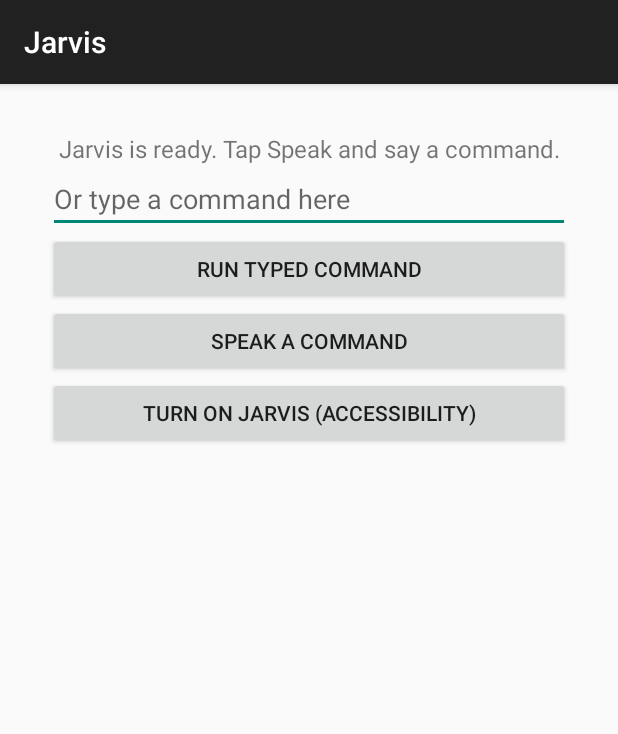
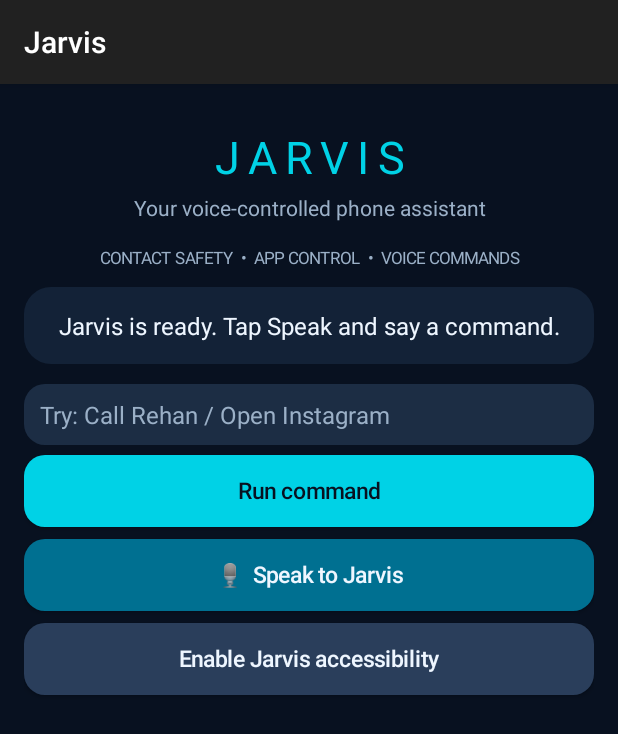
Before and after one commit to ayankhan839/jarvis, an Android app: the screen it shows after launch (MainActivity), on a phone screen of 412 x 824 dp. Shown: the top 734 px of the screen. Run offline under Robolectric (Android 15) with nearby library versions, the phone set to English and light mode, and no system bars.

Commit message:
Refresh Jarvis home screen with dark navy and cyan visual theme

```diff
--- a/app/src/main/java/com/example/jarvis/MainActivity.kt
+++ b/app/src/main/java/com/example/jarvis/MainActivity.kt
@@ -2,6 +2,8 @@ package com.example.jarvis
 
 import android.Manifest
 import android.content.Intent
+import android.graphics.Color
+import android.graphics.drawable.GradientDrawable
 import android.os.Bundle
 import android.provider.Settings
 import android.speech.tts.TextToSpeech
@@ -23,39 +25,102 @@ class MainActivity : AppCompatActivity() {
     private lateinit var listener: VoiceListener
     private lateinit var engine: JarvisEngine
 
+    private val navy = Color.rgb(8, 17, 32)
+    private val panel = Color.rgb(19, 34, 55)
+    private val cyan = Color.rgb(0, 210, 230)
+    private val white = Color.rgb(238, 246, 255)
+    private val muted = Color.rgb(155, 176, 199)
+
+    private fun rounded(color: Int, radius: Float = 18f) = GradientDrawable().apply {
+        setColor(color)
+        cornerRadius = radius * resources.displayMetrics.density
+    }
+
+    private fun actionButton(label: String, color: Int, onClick: () -> Unit) =
+        Button(this).apply {
+            text = label
+            textSize = 15f
+            isAllCaps = false
+            setTextColor(if (color == cyan) navy else white)
+            background = rounded(color, 14f)
+            setPadding(18, 12, 18, 12)
+            setOnClickListener { onClick() }
+        }
+
     override fun onCreate(savedInstanceState: Bundle?) {
         super.onCreate(savedInstanceState)
+
         status = TextView(this).apply {
             text = "Jarvis is ready. Tap Speak and say a command."
             textSize = 16f
             gravity = Gravity.CENTER
+            setTextColor(white)
+            setPadding(18, 22, 18, 22)
+            background = rounded(panel)
         }
+
         val input = EditText(this).apply {
-            hint = "Or type a command here"
+            hint = "Try: Call Rehan / Open Instagram"
             setSingleLine()
             imeOptions = EditorInfo.IME_ACTION_GO
+            textSize = 16f
+            setTextColor(white)
+            setHintTextColor(muted)
+            setPadding(16, 14, 16, 14)
+            background = rounded(Color.rgb(28, 45, 68), 14f)
         }
-        val run = Button(this).apply {
-            text = "Run typed command"
-            setOnClickListener {
-                val t = input.text.toString().trim()
-                if (t.isNotEmpty()) { engine.handle(t); input.setText("") }
-            }
+        val run = actionButton("Run command", cyan) {
+            val command = input.text.toString().trim()
+            if (command.isNotEmpty()) { engine.handle(command); input.setText("") }
         }
         input.setOnEditorActionListener { _, _, _ -> run.performClick(); true }
-        val talk = Button(this).apply { text = "Speak a command"; setOnClickListener { listener.start() } }
-        val access = Button(this).apply {
-            text = "Turn on Jarvis (Accessibility)"
-            setOnClickListener { startActivity(Intent(Settings.ACTION_ACCESSIBILITY_SETTINGS)) }
+
+        val talk = actionButton("🎙  Speak to Jarvis", Color.rgb(0, 112, 145)) {
+            listener.start()
         }
+        val access = actionButton("Enable Jarvis accessibility", Color.rgb(42, 62, 91)) {
+            startActivity(Intent(Settings.ACTION_ACCESSIBILITY_SETTINGS))
+        }
+
+        val title = TextView(this).apply {
+            text = "JARVIS"
+            textSize = 30f
+            letterSpacing = 0.18f
+            gravity = Gravity.CENTER
+            setTextColor(cyan)
+        }
+        val subtitle = TextView(this).apply {
+            text = "Your voice-controlled phone assistant"
+            textSize = 14f
+            gravity = Gravity.CENTER
+            setTextColor(muted)
+        }
+        val hint = TextView(this).apply {
+            text = "CONTACT SAFETY  •  APP CONTROL  •  VOICE COMMANDS"
+            textSize = 11f
+            gravity = Gravity.CENTER
+            setTextColor(muted)
+        }
+
         val column = LinearLayout(this).apply {
             orientation = LinearLayout.VERTICAL
-            gravity = Gravity.CENTER
-            setPadding(48, 48, 48, 48)
-            addView(status)
-            addView(input); addView(run); addView(talk); addView(access)
+            gravity = Gravity.CENTER_HORIZONTAL
+            setPadding(24, 42, 24, 32)
+            setBackgroundColor(navy)
+            addView(title, LinearLayout.LayoutParams(-1, -2))
+            addView(subtitle, LinearLayout.LayoutParams(-1, -2).apply { topMargin = 6 })
+            addView(hint, LinearLayout.LayoutParams(-1, -2).apply { topMargin = 24; bottomMargin = 18 })
+            addView(status, LinearLayout.LayoutParams(-1, -2).apply { bottomMargin = 20 })
+            addView(input, LinearLayout.LayoutParams(-1, -2).apply { bottomMargin = 10 })
+            addView(run, LinearLayout.LayoutParams(-1, -2).apply { bottomMargin = 12 })
+            addView(talk, LinearLayout.LayoutParams(-1, -2).apply { bottomMargin = 12 })
+            addView(access, LinearLayout.LayoutParams(-1, -2))
         }
-        setContentView(ScrollView(this).apply { addView(column) })
+        setContentView(ScrollView(this).apply {
+            setBackgroundColor(navy)
+            isFillViewport = true
+            addView(column)
+        })
 
         tts = TextToSpeech(this) { if (it == TextToSpeech.SUCCESS) tts.language = Locale.getDefault() }
         engine = JarvisEngine(this) { msg ->
```
